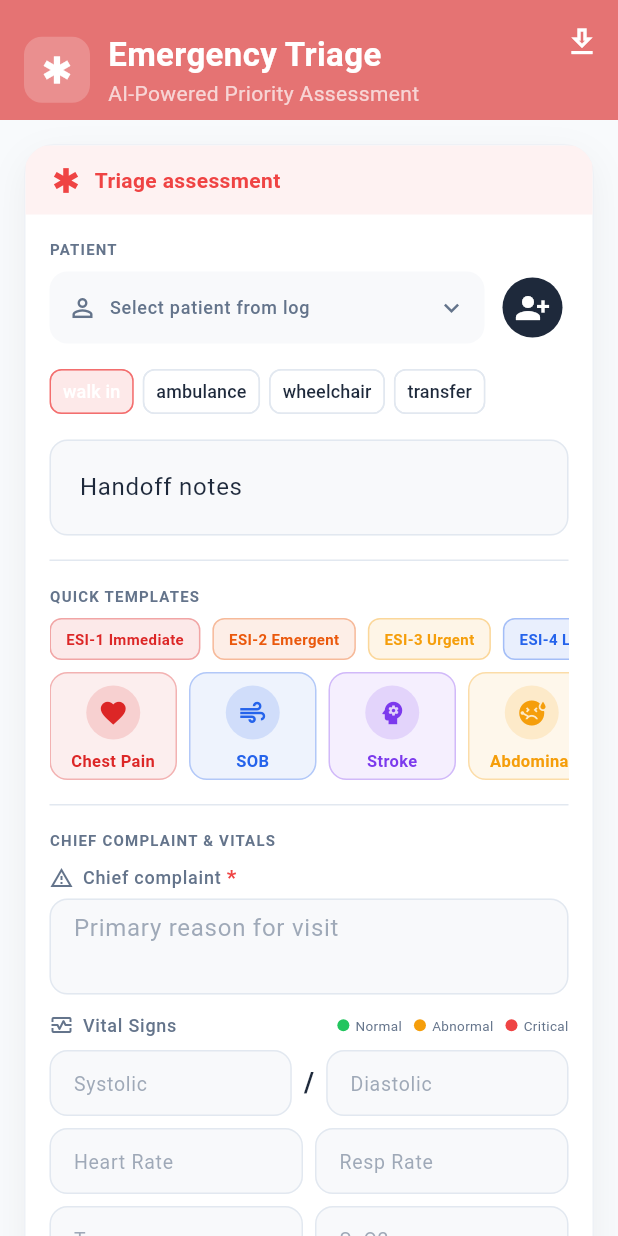
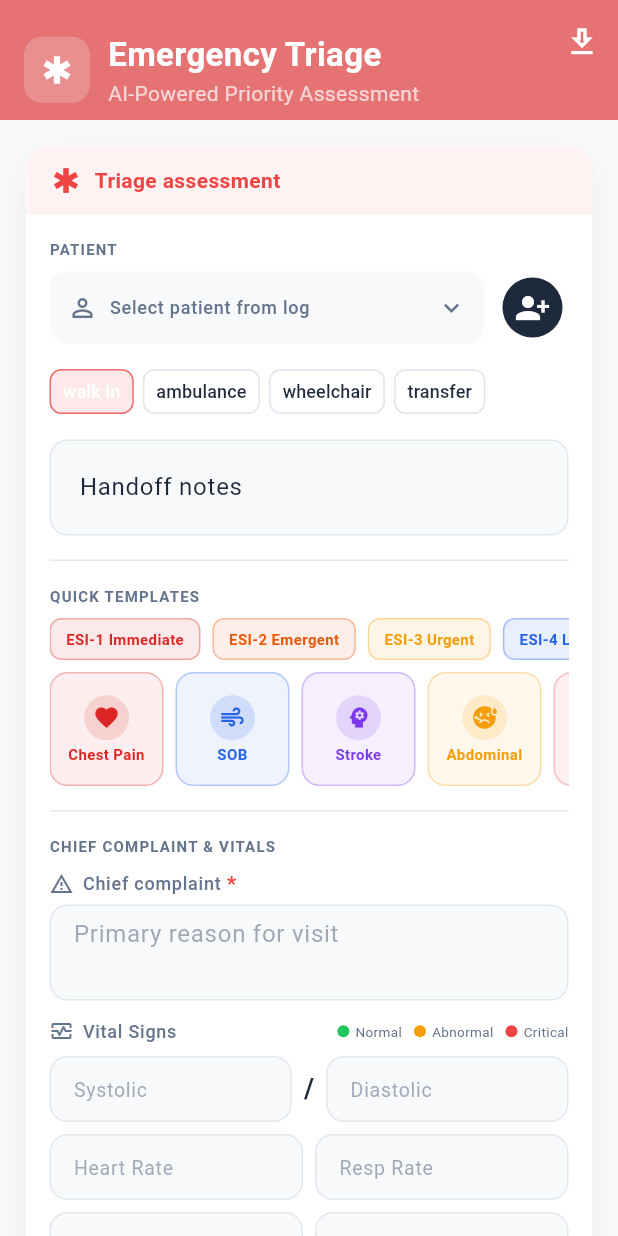
Before and after one commit to SISIR-REDDY/Doctor-AI, a Flutter app: the EmergencyTriageScreen screen opened by its route, on a phone screen of 412 x 824 dp. Run offline on Flutter 3.47's test engine with Material 3 defaults, Android fonts, the phone set to English and light mode, and no system bars; our stand-ins replace auto_size_text, cloud_firestore, firebase_auth, firebase_core, firebase_messaging, flutter_dotenv and 7 more; missing offline and left inert: record; accounts and stored records are empty; Roboto replaces fonts that are missing (SF Pro Display).

Commit message:
Fix quick template chip overflow on the emergency triage compact layout.
Co-authored-by: Cursor <cursoragent@cursor.com>

```diff
--- a/lib/screens/emergency_triage_screen.dart
+++ b/lib/screens/emergency_triage_screen.dart
@@ -910,7 +910,7 @@ $_triageAssessment''',
         _buildEsiQuickReference(),
         const SizedBox(height: AppTheme.sm),
         SizedBox(
-          height: compact ? 72 : 80,
+          height: compact ? 76 : 88,
           child: ListView.separated(
             scrollDirection: Axis.horizontal,
             itemCount: _quickComplaintTemplates.length,
@@ -920,9 +920,32 @@ $_triageAssessment''',
               final color = template['color'] as Color;
               return GestureDetector(
                 onTap: () => _applyQuickTemplate(template),
-                child: Container(
-                  width: 85,
-                  padding: const EdgeInsets.all(AppTheme.sm),
+                child: _buildQuickTemplateChip(
+                  template: template,
+                  color: color,
+                  compact: compact,
+                ),
+              );
+            },
+          ),
+        ),
+      ],
+    );
+  }
+
+  Widget _buildQuickTemplateChip({
+    required Map<String, dynamic> template,
+    required Color color,
+    required bool compact,
+  }) {
+    final iconSize = compact ? 18.0 : 20.0;
+    final iconPad = compact ? 6.0 : 8.0;
+    final outerPad = compact ? 6.0 : AppTheme.sm;
+    final labelSize = compact ? 10.0 : 11.0;
+
+    return Container(
+      width: compact ? 76 : 85,
+      padding: EdgeInsets.all(outerPad),
       decoration: BoxDecoration(
         color: color.withValues(alpha: 0.08),
         borderRadius: AppTheme.mediumRadius,
@@ -930,9 +953,10 @@ $_triageAssessment''',
       ),
       child: Column(
         mainAxisAlignment: MainAxisAlignment.center,
+        mainAxisSize: MainAxisSize.min,
         children: [
           Container(
-                        padding: const EdgeInsets.all(8),
+            padding: EdgeInsets.all(iconPad),
             decoration: BoxDecoration(
               color: color.withValues(alpha: 0.15),
               shape: BoxShape.circle,
@@ -940,16 +964,17 @@ $_triageAssessment''',
             child: Icon(
               template['icon'] as IconData,
               color: color,
-                          size: 20,
-                        ),
-                      ),
-                      const SizedBox(height: 6),
+              size: iconSize,
+            ),
+          ),
+          SizedBox(height: compact ? 4 : 6),
           Text(
             template['name'] as String,
             style: TextStyle(
-                          fontSize: 11,
+              fontSize: labelSize,
               fontWeight: FontWeight.w600,
               color: color,
+              height: 1.1,
             ),
             textAlign: TextAlign.center,
             maxLines: 1,
@@ -957,12 +982,6 @@ $_triageAssessment''',
           ),
         ],
       ),
-                ),
-              );
-            },
-          ),
-        ),
-      ],
     );
   }
 
```
Lines whose indentation alone changed are shown as unchanged.
